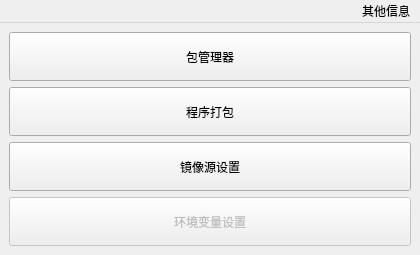
First picture: the form in interface/MainInterface.ui, repository hrpzcf/AwesomePyKit, before the edit.
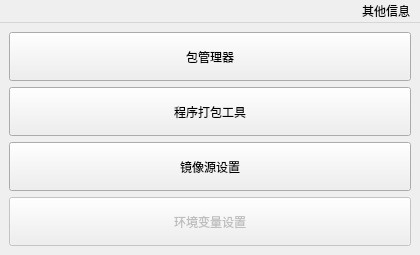
Second picture: the form after the edit.

Commit message: fix: 主界面微调

```diff
--- a/interface/MainInterface.ui
+++ b/interface/MainInterface.ui
@@ -62,7 +62,7 @@
          <string>使用PyInstaller将py程序打包成exe可执行文件。</string>
         </property>
         <property name="text">
-         <string>程序打包</string>
+         <string>程序打包工具</string>
         </property>
        </widget>
       </item>
```
The commit also changes 2 other files.
